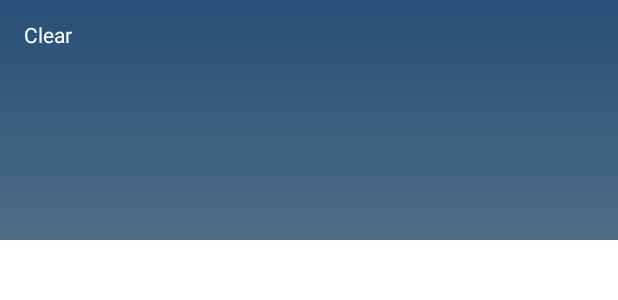
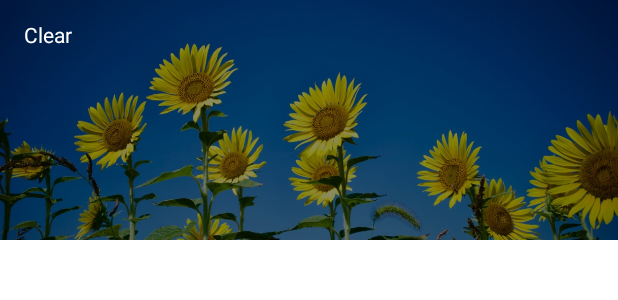
Before and after one commit to jcunningham77/skyglance, an Android app built with Jetpack Compose: the @Preview function ConditionBackgroundPreview_Clear, on a phone screen of 412 x 824 dp. Shown: the top 300 px of the screen. Run offline under Robolectric (Android 15) with nearby library versions, the phone set to English and light mode, and no system bars; our stand-ins replace Compose Multiplatform resources.

Commit message:
Condition backgrounds

```diff
--- a/composeApp/src/commonMain/kotlin/com/skyglance/ui/condition/ConditionBackground.kt
+++ b/composeApp/src/commonMain/kotlin/com/skyglance/ui/condition/ConditionBackground.kt
@@ -1,5 +1,6 @@
 package com.skyglance.ui.condition
 
+import androidx.compose.foundation.Image
 import androidx.compose.foundation.background
 import androidx.compose.foundation.layout.Box
 import androidx.compose.foundation.layout.BoxScope
@@ -8,33 +9,44 @@ import androidx.compose.runtime.Composable
 import androidx.compose.ui.Modifier
 import androidx.compose.ui.graphics.Brush
 import androidx.compose.ui.graphics.Color
+import androidx.compose.ui.layout.ContentScale
 import com.skyglance.domain.Condition
+import com.skyglance.generated.resources.Res
+import com.skyglance.generated.resources.bg_clear
+import com.skyglance.generated.resources.bg_fog
+import com.skyglance.generated.resources.bg_overcast
+import com.skyglance.generated.resources.bg_partly_cloudy
+import com.skyglance.generated.resources.bg_rain
+import com.skyglance.generated.resources.bg_snow
+import com.skyglance.generated.resources.bg_thunderstorm
+import org.jetbrains.compose.resources.DrawableResource
+import org.jetbrains.compose.resources.painterResource
 
-private data class GradientPair(
-    val top: Color,
-    val bottom: Color,
-)
+/**
+ * Seven bundled photos cover every condition but [Condition.Unknown], which falls back to a
+ * neutral gradient — simpler than sourcing an eighth "nothing in particular" photo, and "unknown"
+ * should read as unknown rather than confidently wrong.
+ */
+private val photos: Map<Condition, DrawableResource> =
+    mapOf(
+        Condition.Clear to Res.drawable.bg_clear,
+        Condition.PartlyCloudy to Res.drawable.bg_partly_cloudy,
+        Condition.Overcast to Res.drawable.bg_overcast,
+        Condition.Fog to Res.drawable.bg_fog,
+        Condition.Drizzle to Res.drawable.bg_rain,
+        Condition.Rain to Res.drawable.bg_rain,
+        Condition.Showers to Res.drawable.bg_rain,
+        Condition.Snow to Res.drawable.bg_snow,
+        Condition.Thunderstorm to Res.drawable.bg_thunderstorm,
+    )
 
-private val gradients: Map<Condition, GradientPair> =
-    mapOf(
-        Condition.Clear to GradientPair(Color(0xFF4A90D9), Color(0xFF8EC5F0)),
-        Condition.PartlyCloudy to GradientPair(Color(0xFF6FA3D0), Color(0xFFB5C7D6)),
-        Condition.Overcast to GradientPair(Color(0xFF7C8A97), Color(0xFFA9B3BC)),
-        Condition.Fog to GradientPair(Color(0xFF9AA5AE), Color(0xFFC9CFD4)),
-        Condition.Drizzle to GradientPair(Color(0xFF5E7384), Color(0xFF8798A6)),
-        Condition.Rain to GradientPair(Color(0xFF2B4560), Color(0xFF121F2E)),
-        Condition.Showers to GradientPair(Color(0xFF3B5570), Color(0xFF1A2B3D)),
-        Condition.Snow to GradientPair(Color(0xFF8FA7BD), Color(0xFFDCE6EF)),
-        Condition.Thunderstorm to GradientPair(Color(0xFF2A2540), Color(0xFF0B0A14)),
-        Condition.Unknown to GradientPair(Color(0xFF5A6672), Color(0xFF3A434C)),
-    )
+private val unknownGradient = Brush.verticalGradient(listOf(Color(0xFF5A6672), Color(0xFF3A434C)))
 
 private val scrim = Color.Black.copy(alpha = 0.45f)
 
 /**
- * Condition-based gradient background with a theme-independent dark scrim, so detail text stays
- * legible in both light and dark mode. The final stretch phase swaps the gradient for a photo
- * behind the same scrim.
+ * Condition-based photo background with a theme-independent dark scrim, so detail text stays
+ * legible in both light and dark mode.
  */
 @Composable
 fun ConditionBackground(
@@ -42,8 +54,18 @@ fun ConditionBackground(
     modifier: Modifier = Modifier,
     content: @Composable BoxScope.() -> Unit,
 ) {
-    val pair = gradients.getValue(condition)
-    Box(modifier = modifier.fillMaxSize().background(Brush.verticalGradient(listOf(pair.top, pair.bottom)))) {
+    Box(modifier = modifier.fillMaxSize()) {
+        val photo = photos[condition]
+        if (photo != null) {
+            Image(
+                painter = painterResource(photo),
+                contentDescription = null,
+                modifier = Modifier.fillMaxSize(),
+                contentScale = ContentScale.Crop,
+            )
+        } else {
+            Box(modifier = Modifier.fillMaxSize().background(unknownGradient))
+        }
         Box(modifier = Modifier.fillMaxSize().background(scrim))
         content()
     }
```
Also changed, not shown: composeApp/src/commonMain/composeResources/drawable/bg_clear.jpg (added), composeApp/src/commonMain/composeResources/drawable/bg_fog.jpg (added), composeApp/src/commonMain/composeResources/drawable/bg_overcast.jpg (added), composeApp/src/commonMain/composeResources/drawable/bg_partly_cloudy.jpg (added), composeApp/src/commonMain/composeResources/drawable/bg_rain.jpg (added), composeApp/src/commonMain/composeResources/drawable/bg_snow.jpg (added), composeApp/src/commonMain/composeResources/drawable/bg_thunderstorm.jpg (added), 3 other files.
